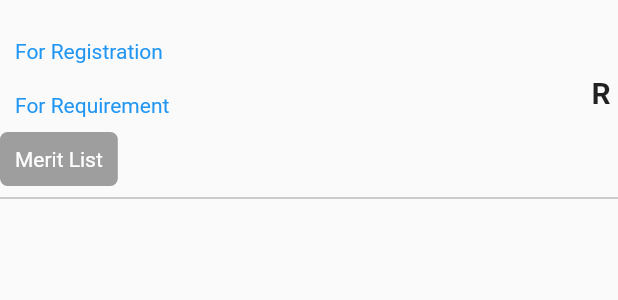
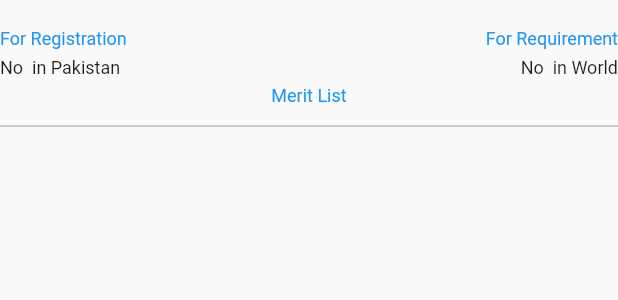
Before and after one commit to yasirmehmood34500/university_ranking, a Flutter app: the UniversityListTile widget shown alone on an empty page, opened directly with empty values, on a phone screen of 412 x 824 dp. Shown: the top 300 px of the screen. Run offline on Flutter 3.47's test engine with Material 2 defaults, Android fonts, the light colour scheme and no system bars; our stand-ins replace shared_preferences; accounts and stored records are empty; network calls fail.

Commit message:
update design

```diff
--- a/lib/Models/university_list_model.dart
+++ b/lib/Models/university_list_model.dart
@@ -37,6 +37,7 @@ class Result {
         this.id,
         this.name,
         this.ranking,
+        this.worldRanking,
         this.registerLink,
         this.requirementLink,
         this.meritResult,
@@ -45,6 +46,7 @@ class Result {
     String? id;
     String? name;
     String? ranking;
+    String? worldRanking;
     String? registerLink;
     String? requirementLink;
     List<MeritResult>? meritResult;
@@ -53,6 +55,7 @@ class Result {
         id: json["id"],
         name: json["name"],
         ranking: json["ranking"],
+        worldRanking: json["world_ranking"],
         registerLink: json["register_link"],
         requirementLink: json["requirement_link"],
         meritResult: List<MeritResult>.from(json["merit_result"].map((x) => MeritResult.fromJson(x))),
@@ -62,6 +65,7 @@ class Result {
         "id": id,
         "name": name,
         "ranking": ranking,
+        "world_ranking": worldRanking,
         "register_link": registerLink,
         "requirement_link": requirementLink,
         "merit_result": List<dynamic>.from(meritResult!.map((x) => x.toJson())),
--- a/lib/Screens/uni_list.dart
+++ b/lib/Screens/uni_list.dart
@@ -1,12 +1,9 @@
-import 'dart:io';
-
 import 'package:flutter/material.dart';
 import 'package:provider/provider.dart';
 import '/Components/my_drawer_app.dart';
 import '/Models/university_list_model.dart';
 import '/Providers/university_list_provider.dart';
 import 'package:url_launcher/link.dart';
-
 import 'merit_list.dart';
 
 class UniList extends StatefulWidget {
@@ -37,6 +34,8 @@ class _UniListState extends State<UniList> {
     super.didChangeDependencies();
   }
 
+
+
   @override
   Widget build(BuildContext context) {
     List<Result>? universityList =
@@ -66,6 +65,7 @@ class _UniListState extends State<UniList> {
                               universityList[index].requirementLink,
                           index: index,
                           meritResult: universityList[index].meritResult,
+                          worldRanking: universityList[index].worldRanking,
                         );
                       })
                   : Center(
@@ -81,6 +81,7 @@ class UniversityListTile extends StatelessWidget {
   final String? id;
   final String? name;
   final String? ranking;
+  final String? worldRanking;
   final String? registerLink;
   final String? requirementLink;
   final List<MeritResult>? meritResult;
@@ -89,6 +90,7 @@ class UniversityListTile extends StatelessWidget {
     this.id,
     this.name,
     this.ranking,
+    this.worldRanking,
     this.registerLink,
     this.requirementLink,
     this.index,
@@ -97,14 +99,23 @@ class UniversityListTile extends StatelessWidget {
 
   @override
   Widget build(BuildContext context) {
-    return Column(children: [
+    return Column(
+      children: [
+        Row(
+          children: [
+            Text(
+              style: const TextStyle(
+                color: Colors.black,
+                fontWeight: FontWeight.bold,
+                fontSize: 12.0,
+              ),
+              name!,
+            ),
+          ],
+        ),
         Row(
           mainAxisAlignment: MainAxisAlignment.spaceBetween,
           children: [
-          Column(
-            crossAxisAlignment: CrossAxisAlignment.start,
-            children: [
-              Text(style: TextStyle(fontWeight: FontWeight.bold), name!),
             Container(
               child: Link(
                 target: LinkTarget.blank,
@@ -112,11 +123,12 @@ class UniversityListTile extends StatelessWidget {
                 builder: (context, followLink) => GestureDetector(
                   onTap: followLink,
                   child: Container(
-                      padding: EdgeInsets.all(10.0),
+                    padding: EdgeInsets.symmetric(vertical: 5.0),
                     child: Text(
                       "For Registration",
                       style: TextStyle(
                         color: Colors.blue,
+                        fontSize: 12.0,
                       ),
                     ),
                   ),
@@ -130,25 +142,46 @@ class UniversityListTile extends StatelessWidget {
                 builder: (context, followLink) => GestureDetector(
                   onTap: followLink,
                   child: Container(
-                      padding: EdgeInsets.all(10.0),
+                    padding: EdgeInsets.symmetric(vertical: 5.0),
                     child: Text(
                       "For Requirement",
                       style: TextStyle(
                         color: Colors.blue,
+                        fontSize: 12.0,
                       ),
                     ),
                   ),
                 ),
               ),
             ),
+          ],
+        ),
+        Row(
+          mainAxisAlignment: MainAxisAlignment.spaceBetween,
+          children: [
+            Column(
+              children: [
+                Text("No ${ranking!} in Pakistan",
+                    style: TextStyle(
+                      fontSize: 12.0,
+                    )),
+              ],
+            ),
+            Column(
+              children: [
+                Text("No ${worldRanking!} in World",
+                    style: TextStyle(
+                      fontSize: 12.0,
+                    )),
+              ],
+            ),
+          ],
+        ),
+        Row(
+          mainAxisAlignment: MainAxisAlignment.center,
+          children: [
             Container(
-                decoration: BoxDecoration(
-                  color: Colors.grey,
-                  borderRadius: BorderRadius.all(Radius.circular(5)),
-                ),
-                padding: EdgeInsets.all(
-                  10,
-                ),
+              padding: EdgeInsets.symmetric(vertical: 5.0),
               child: GestureDetector(
                 onTap: () {
                   Navigator.push(
@@ -165,27 +198,18 @@ class UniversityListTile extends StatelessWidget {
                 child: Text(
                   "Merit List",
                   style: TextStyle(
-                      color: Colors.white,
+                    color: Colors.blue,
+                    fontSize: 12.0,
                   ),
                 ),
               ),
             ),
           ],
         ),
-          Column(
-            children: [
-              Text("R ${ranking!}",
-                  style: TextStyle(
-                    fontWeight: FontWeight.bold,
-                    fontSize: 20.0,
-                  )),
-            ],
-          )
-        ],
-      ),
         Divider(
           color: Colors.grey,
         ),
-    ]);
+      ],
+    );
   }
 }
```
Also changed, not shown: lib/Screens/merit_list.dart (+27 -16 lines), 1 other file. Lines whose indentation alone changed are shown as unchanged.
